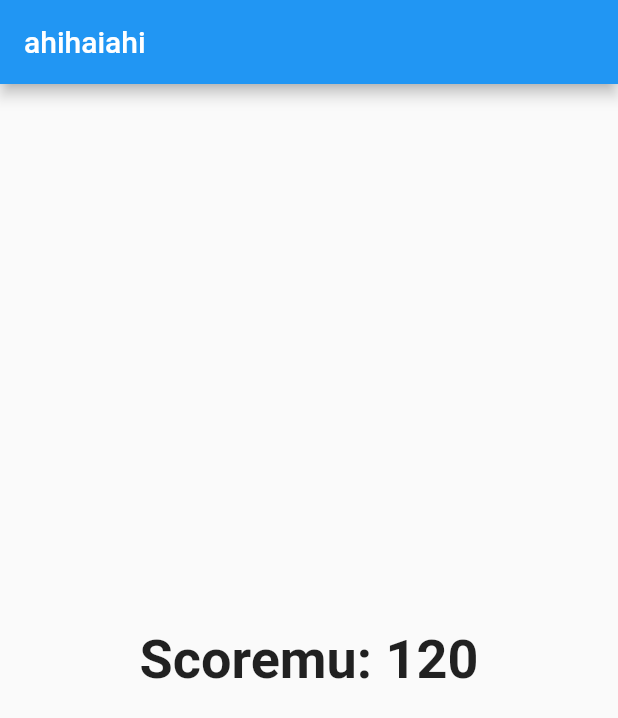
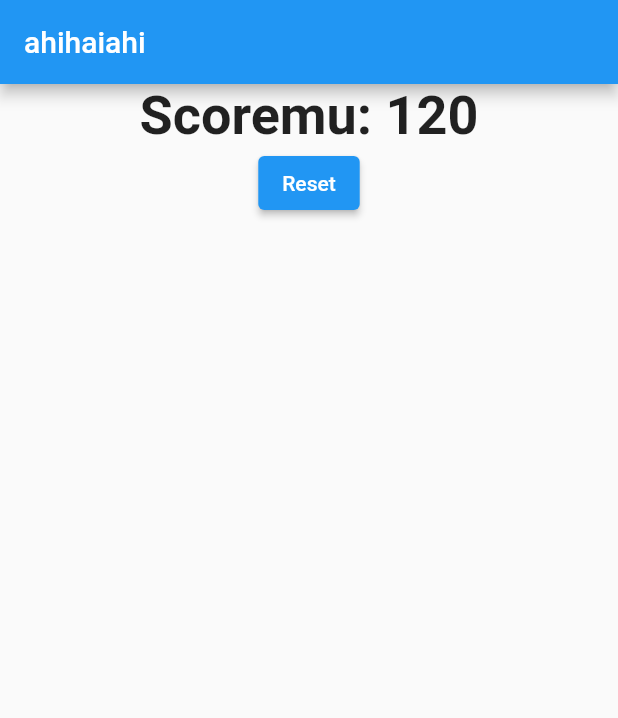
Before and after one commit to raihanadf/flutter-quiz, a Flutter app: the screen it shows after launch, after a tap on "Ya", after a tap on "jokowi", after a tap on "b aja", on a phone screen of 412 x 824 dp. Shown: the top 718 px of the screen. Run offline on Flutter 3.47's test engine with Material 2 defaults, Android fonts, the phone set to English and light mode, and no system bars.

Commit message:
feat: add reset handler

```diff
--- a/lib/main.dart
+++ b/lib/main.dart
@@ -47,6 +47,13 @@ class _MyAppState extends State<MyApp> {
     });
   }
 
+  void _resetHandler() {
+    setState(() {
+      _totalScore = 0;
+      _questionIndex = 0;
+    });
+  }
+
   @override
   Widget build(BuildContext context) {
     return MaterialApp(
@@ -60,7 +67,7 @@ class _MyAppState extends State<MyApp> {
                 questions: _questions,
                 answerQuestion: _answerQuestion,
                 questionIndex: _questionIndex)
-            : Result(totalScore: _totalScore,),
+            : Result(totalScore: _totalScore, resetHandler: _resetHandler),
       ),
     );
   }
--- a/lib/result.dart
+++ b/lib/result.dart
@@ -2,11 +2,25 @@ import 'package:flutter/material.dart';
 
 class Result extends StatelessWidget {
   final int totalScore;
+  final Function resetHandler;
 
-  Result({@required this.totalScore});
+  Result({@required this.totalScore, @required this.resetHandler});
 
   @override
   Widget build(BuildContext context) {
-    return Center(child: Text("Scoremu: " + totalScore.toString(), style: TextStyle(fontSize: 36, fontWeight: FontWeight.bold),));
+    return Column(
+      children: [
+        Center(
+            child: Text(
+          "Scoremu: " + totalScore.toString(),
+          style: TextStyle(fontSize: 36, fontWeight: FontWeight.bold),
+        )),
+        ElevatedButton(
+            onPressed: () {
+              this.resetHandler();
+            },
+            child: Text("Reset"))
+      ],
+    );
   }
 }
```
